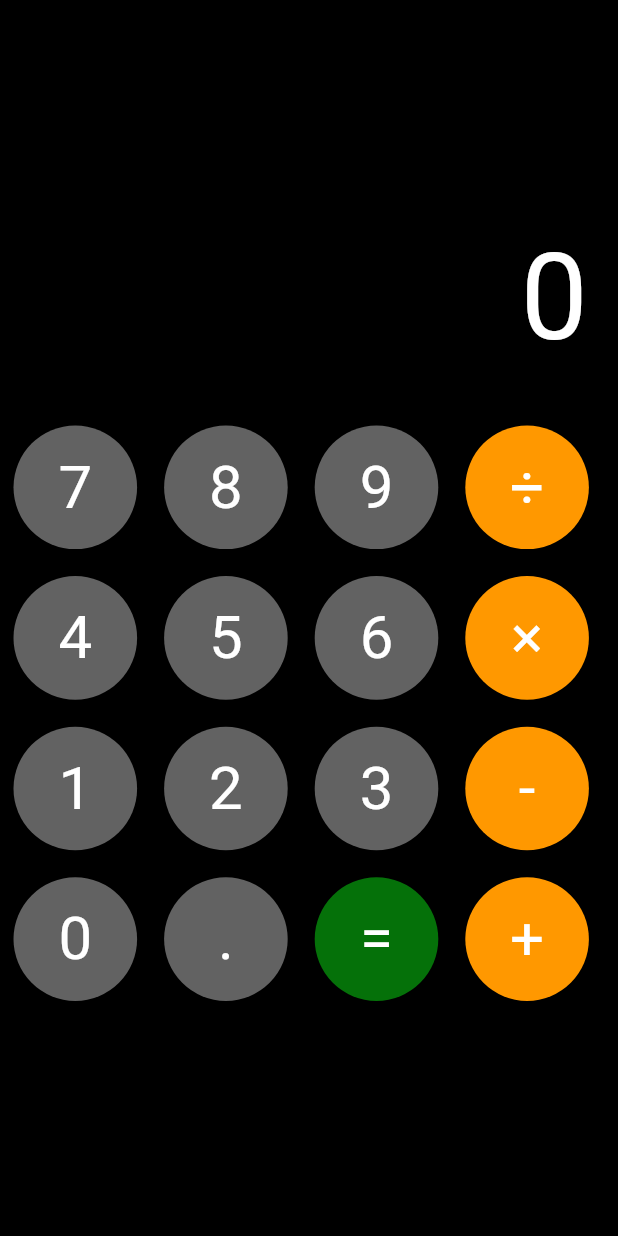
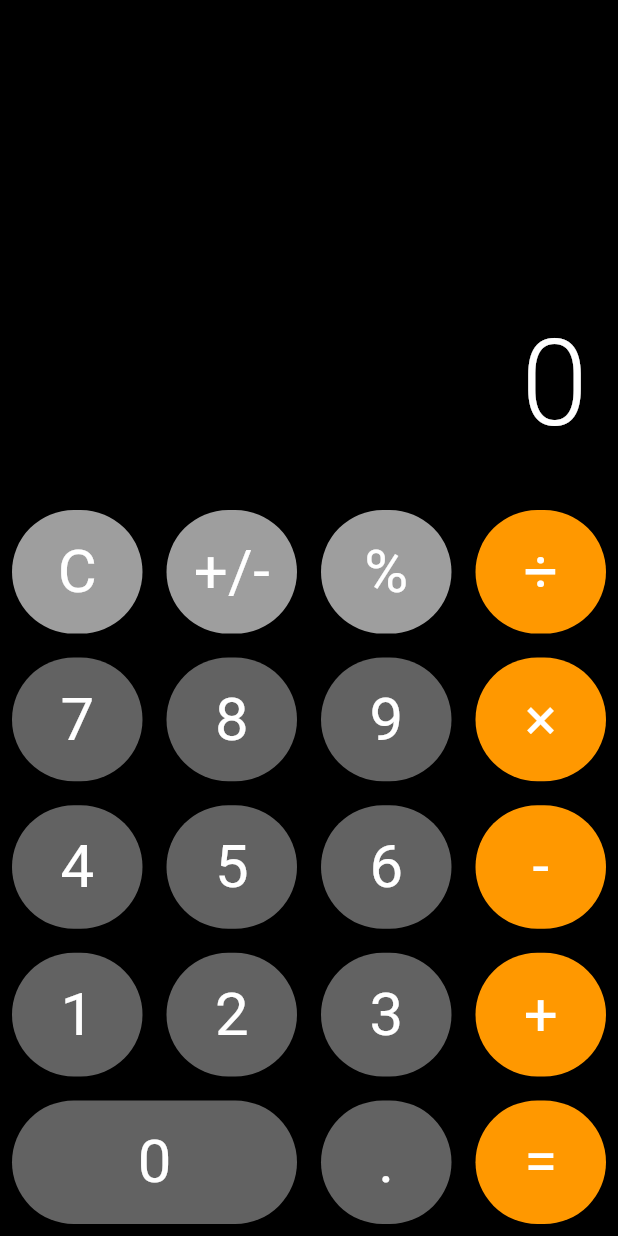
Before and after one commit to VMuralitharan/calculator_app, a Flutter app: the screen it shows after launch, on a phone screen of 412 x 824 dp. Run offline on Flutter 3.47's test engine with Material 3 defaults, Android fonts, the phone set to English and light mode, and no system bars.

Commit message:
improve UI,add some buttons

```diff
--- a/lib/main.dart
+++ b/lib/main.dart
@@ -9,7 +9,7 @@ class MainApp extends StatelessWidget {
 
   @override
   Widget build(BuildContext context) {
-    return MaterialApp(home: Calculator());
+    return MaterialApp(home: Calculator(), debugShowCheckedModeBanner: false);
   }
 }
 
@@ -20,32 +20,50 @@ class Calculator extends StatefulWidget {
 
 class _CalculatorState extends State<Calculator> {
   String display = '0';
+  String? operation;
+  double? firstNumber;
+  bool shouldResetDisplay = false;
 
   @override
   Widget build(BuildContext context) {
     return Scaffold(
       backgroundColor: Colors.black,
-      body: LayoutBuilder(
+      body: SafeArea(
+        child: LayoutBuilder(
           builder: (context, constraints) {
             final buttonSize = constraints.maxWidth / 5;
             return Column(
               children: [
-              Container(
+                Expanded(
+                  child: Container(
                     alignment: Alignment.bottomRight,
                     padding: const EdgeInsets.all(20),
-                height: constraints.maxHeight / 3,
                     child: Text(
                       display,
-                  style: const TextStyle(color: Colors.white, fontSize: 80),
+                      style: const TextStyle(
+                        color: Colors.white,
+                        fontSize: 80,
+                        fontWeight: FontWeight.w300,
+                      ),
+                      maxLines: 1,
+                      overflow: TextOverflow.ellipsis,
                     ),
                   ),
-              // Rest of your button rows...
+                ),
+                Row(
+                  children: [
+                    calcbutton("C", Colors.grey, buttonSize),
+                    calcbutton("+/-", Colors.grey, buttonSize),
+                    calcbutton("%", Colors.grey, buttonSize),
+                    calcbutton("÷", Colors.orange, buttonSize),
+                  ],
+                ),
                 Row(
                   children: [
                     calcbutton("7", Colors.white38, buttonSize),
                     calcbutton("8", Colors.white38, buttonSize),
                     calcbutton("9", Colors.white38, buttonSize),
-                  calcbutton("÷", Colors.orange, buttonSize),
+                    calcbutton("×", Colors.orange, buttonSize),
                   ],
                 ),
                 Row(
@@ -53,7 +71,7 @@ class _CalculatorState extends State<Calculator> {
                     calcbutton("4", Colors.white38, buttonSize),
                     calcbutton("5", Colors.white38, buttonSize),
                     calcbutton("6", Colors.white38, buttonSize),
-                  calcbutton("×", Colors.orange, buttonSize),
+                    calcbutton("-", Colors.orange, buttonSize),
                   ],
                 ),
                 Row(
@@ -61,43 +79,67 @@ class _CalculatorState extends State<Calculator> {
                     calcbutton("1", Colors.white38, buttonSize),
                     calcbutton("2", Colors.white38, buttonSize),
                     calcbutton("3", Colors.white38, buttonSize),
-                  calcbutton("-", Colors.orange, buttonSize),
+                    calcbutton("+", Colors.orange, buttonSize),
                   ],
                 ),
                 Row(
                   children: [
-                  calcbutton("0", Colors.white38, buttonSize),
+                    Expanded(
+                      flex: 2,
+                      child: Padding(
+                        padding: const EdgeInsets.all(8.0),
+                        child: Material(
+                          color: Colors.white38,
+                          borderRadius: BorderRadius.circular(100),
+                          child: InkWell(
+                            onTap: () => onButtonPressed("0"),
+                            borderRadius: BorderRadius.circular(100),
+                            child: Container(
+                              height: buttonSize,
+                              alignment: Alignment.center,
+                              child: const Text(
+                                "0",
+                                style: TextStyle(
+                                  color: Colors.white,
+                                  fontSize: 40,
+                                ),
+                              ),
+                            ),
+                          ),
+                        ),
+                      ),
+                    ),
                     calcbutton(".", Colors.white38, buttonSize),
-                  calcbutton(
-                    "=",
-                    const Color.fromARGB(255, 5, 113, 9),
-                    buttonSize,
-                  ),
-                  calcbutton("+", Colors.orange, buttonSize),
+                    calcbutton("=", Colors.orange, buttonSize),
                   ],
                 ),
               ],
             );
           },
         ),
+      ),
     );
   }
 
   Widget calcbutton(String text, Color bgColor, double size) {
-    return GestureDetector(
-      onTap: () => onButtonPressed(text),
-      child: Container(
-        decoration: BoxDecoration(
+    return Expanded(
+      child: Padding(
+        padding: const EdgeInsets.all(8.0),
+        child: Material(
           color: bgColor,
           borderRadius: BorderRadius.circular(100),
-        ),
-        margin: const EdgeInsets.all(9),
+          child: InkWell(
+            onTap: () => onButtonPressed(text),
+            borderRadius: BorderRadius.circular(100),
+            child: Container(
               height: size,
-        width: size,
               alignment: Alignment.center,
               child: Text(
                 text,
                 style: const TextStyle(color: Colors.white, fontSize: 40),
+              ),
+            ),
+          ),
         ),
       ),
     );
@@ -107,10 +149,61 @@ class _CalculatorState extends State<Calculator> {
     setState(() {
       if (buttonText == 'C') {
         display = '0';
-      } else if (display == '0') {
+        firstNumber = null;
+        operation = null;
+      } else if (buttonText == '+/-') {
+        if (display != '0') {
+          if (display.startsWith('-')) {
+            display = display.substring(1);
+          } else {
+            display = '-$display';
+          }
+        }
+      } else if (buttonText == '%') {
+        final value = double.parse(display);
+        display = (value / 100).toString();
+      } else if (buttonText == '.') {
+        if (!display.contains('.')) {
+          display = '$display.';
+        }
+      } else if (['+', '-', '×', '÷'].contains(buttonText)) {
+        firstNumber = double.parse(display);
+        operation = buttonText;
+        shouldResetDisplay = true;
+      } else if (buttonText == '=') {
+        if (operation != null && firstNumber != null) {
+          final secondNumber = double.parse(display);
+          double result;
+          switch (operation) {
+            case '+':
+              result = firstNumber! + secondNumber;
+              break;
+            case '-':
+              result = firstNumber! - secondNumber;
+              break;
+            case '×':
+              result = firstNumber! * secondNumber;
+              break;
+            case '÷':
+              result = firstNumber! / secondNumber;
+              break;
+            default:
+              result = secondNumber;
+          }
+          display = result.toString();
+          if (display.endsWith('.0')) {
+            display = display.substring(0, display.length - 2);
+          }
+          operation = null;
+          firstNumber = null;
+        }
+      } else {
+        if (display == '0' || shouldResetDisplay) {
           display = buttonText;
+          shouldResetDisplay = false;
         } else {
           display += buttonText;
+        }
       }
     });
   }
```
Also changed, not shown: 1 other file. Lines whose indentation alone changed are shown as unchanged.
